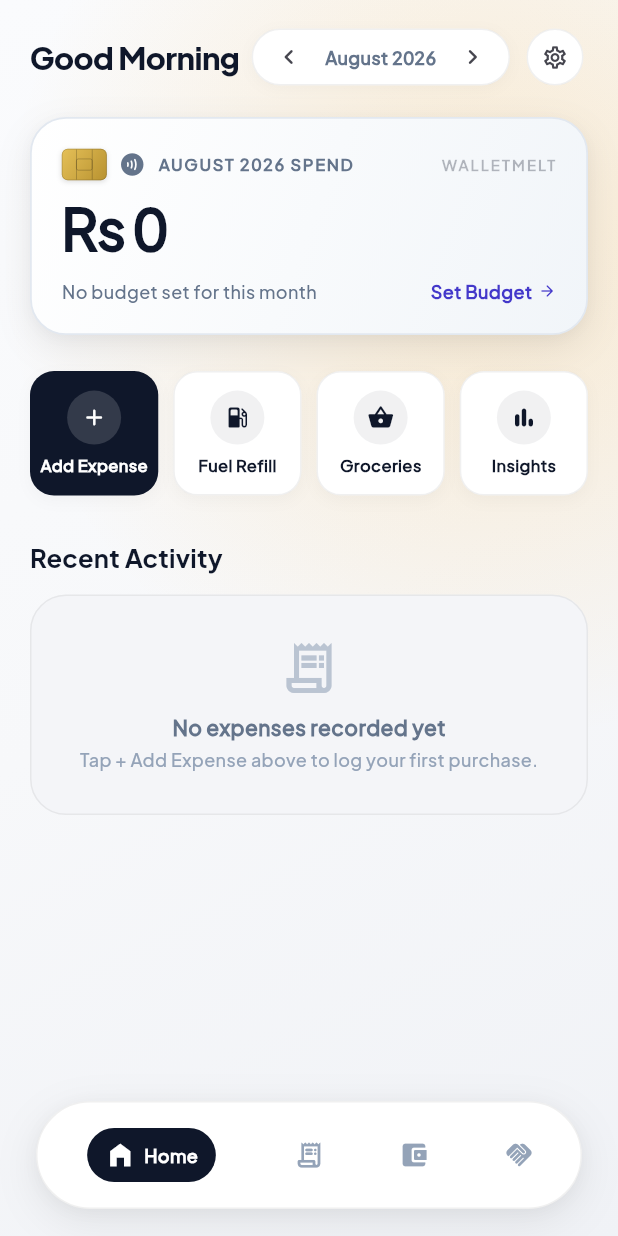
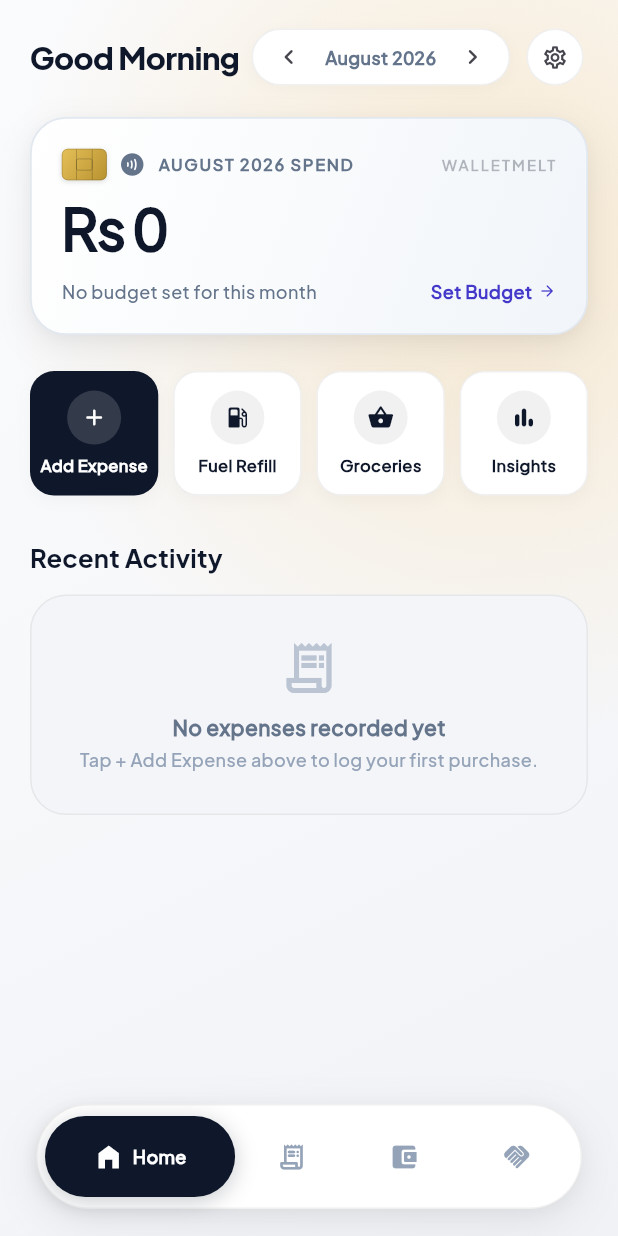
Before and after one commit to muneeb2004/WalletMelt, a Flutter app: the screen it shows after launch, after a tap on "Skip", after a tap on "Start Tracking", on a phone screen of 412 x 824 dp. Run offline on Flutter 3.47's test engine with Material 3 defaults, Android fonts, the phone set to English and light mode, and no system bars; our stand-ins replace drift, file_picker, flutter_image_compress, flutter_riverpod, flutter_secure_storage, flutter_slidable and 8 more; missing offline and left inert: sqlite3; accounts and stored records are empty; generated files the repository leaves out were written again.

Commit message:
feat(navigation): fluid sliding blob navbar pill & full-width planning hero metric rows

```diff
--- a/lib/src/components/navigation/app_shell.dart
+++ b/lib/src/components/navigation/app_shell.dart
@@ -82,8 +82,8 @@ class _AppShellState extends State<AppShell>
             bottom: 18,
             child: SafeArea(
               child: Container(
-                height: 72,
-                padding: const EdgeInsets.symmetric(horizontal: 6, vertical: 4),
+                height: 70,
+                padding: const EdgeInsets.all(5),
                 decoration: BoxDecoration(
                   color: isDark ? const Color(0xFF0C0E14) : Colors.white,
                   borderRadius: BorderRadius.circular(AppSpacing.radiusPill),
@@ -108,35 +108,7 @@ class _AppShellState extends State<AppShell>
                     ),
                   ],
                 ),
-                child: Row(
-                  mainAxisAlignment: MainAxisAlignment.spaceEvenly,
-                  children: [
-                    _NavItem(
-                      icon: Icons.home_filled,
-                      label: 'Home',
-                      index: 0,
-                      shell: widget.navigationShell,
-                    ),
-                    _NavItem(
-                      icon: Icons.receipt_long_rounded,
-                      label: 'History',
-                      index: 1,
-                      shell: widget.navigationShell,
-                    ),
-                    _NavItem(
-                      icon: Icons.account_balance_wallet_rounded,
-                      label: 'Planning',
-                      index: 2,
-                      shell: widget.navigationShell,
-                    ),
-                    _NavItem(
-                      icon: Icons.handshake_rounded,
-                      label: 'Debts',
-                      index: 3,
-                      shell: widget.navigationShell,
-                    ),
-                  ],
-                ),
+                child: _FluidBlobNavBar(shell: widget.navigationShell),
               ),
             ),
           ),
@@ -411,35 +383,76 @@ class _AppFloatingActionButtonState extends State<_AppFloatingActionButton> {
   }
 }
 
-class _NavItem extends StatelessWidget {
-  const _NavItem({
-    required this.icon,
-    required this.label,
-    required this.index,
+class _FluidBlobNavBar extends StatelessWidget {
+  const _FluidBlobNavBar({
     required this.shell,
   });
 
-  final IconData icon;
-  final String label;
-  final int index;
   final StatefulNavigationShell shell;
+
+  static const _items = [
+    (icon: Icons.home_filled, label: 'Home'),
+    (icon: Icons.receipt_long_rounded, label: 'History'),
+    (icon: Icons.account_balance_wallet_rounded, label: 'Planning'),
+    (icon: Icons.handshake_rounded, label: 'Debts'),
+  ];
 
   @override
   Widget build(BuildContext context) {
-    final active = shell.currentIndex == index;
-    final theme = Theme.of(context);
-    final isDark = theme.brightness == Brightness.dark;
+    final isDark = Theme.of(context).brightness == Brightness.dark;
+    final currentIndex = shell.currentIndex;
+    final activeBgColor = isDark ? WalletMeltColors.brand : WalletMeltColors.textPrimary;
+    final activeTextColor = isDark ? Colors.black : Colors.white;
+    final inactiveColor = isDark ? const Color(0xFF64748B) : const Color(0xFF94A3B8);
 
-    final activeIconColor = isDark ? Colors.black : Colors.white;
-    final activeBgColor = isDark ? WalletMeltColors.brand : WalletMeltColors.textPrimary;
-    final inactiveIconColor = isDark ? const Color(0xFF64748B) : const Color(0xFF94A3B8);
+    return LayoutBuilder(
+      builder: (context, constraints) {
+        final totalWidth = constraints.maxWidth;
+        final activeWidth = (totalWidth * 0.36).clamp(90.0, 130.0);
+        final inactiveWidth = (totalWidth - activeWidth) / (_items.length - 1);
+        final pillLeft = currentIndex * inactiveWidth;
 
-    return Expanded(
-      flex: active ? 4 : 2,
+        return Stack(
+          alignment: Alignment.centerLeft,
+          children: [
+            // ── Single Fluid Sliding Blob Pill ────────────────────────────
+            AnimatedPositioned(
+              duration: const Duration(milliseconds: 320),
+              curve: Curves.easeOutCubic,
+              left: pillLeft,
+              top: 2,
+              bottom: 2,
+              width: activeWidth,
+              child: Container(
+                decoration: BoxDecoration(
+                  color: activeBgColor,
+                  borderRadius: BorderRadius.circular(AppSpacing.radiusPill),
+                  boxShadow: [
+                    BoxShadow(
+                      color: activeBgColor.withValues(alpha: isDark ? 0.35 : 0.22),
+                      blurRadius: 12,
+                      offset: const Offset(0, 3),
+                    ),
+                  ],
+                ),
+              ),
+            ),
+
+            // ── Interactive Tab Slots ─────────────────────────────────────
+            Row(
+              children: List.generate(_items.length, (index) {
+                final active = index == currentIndex;
+                final item = _items[index];
+
+                return AnimatedContainer(
+                  duration: const Duration(milliseconds: 320),
+                  curve: Curves.easeOutCubic,
+                  width: active ? activeWidth : inactiveWidth,
+                  height: double.infinity,
                   child: Semantics(
                     button: true,
                     selected: active,
-        label: label,
+                    label: item.label,
                     child: GestureDetector(
                       behavior: HitTestBehavior.opaque,
                       onTap: () {
@@ -447,27 +460,14 @@ class _NavItem extends StatelessWidget {
                         shell.goBranch(index, initialLocation: index == shell.currentIndex);
                       },
                       child: Container(
-            height: double.infinity,
                         alignment: Alignment.center,
-            child: AnimatedContainer(
-              duration: AppMotion.medium,
-              curve: AppMotion.standard,
-              padding: EdgeInsets.symmetric(
-                horizontal: active ? 12 : 8,
-                vertical: 8,
-              ),
-              decoration: BoxDecoration(
-                color: active ? activeBgColor : Colors.transparent,
-                borderRadius: BorderRadius.circular(AppSpacing.radiusPill),
-              ),
-              clipBehavior: Clip.antiAlias,
                         child: Row(
                           mainAxisSize: MainAxisSize.min,
                           mainAxisAlignment: MainAxisAlignment.center,
                           children: [
                             Icon(
-                    icon,
-                    color: active ? activeIconColor : inactiveIconColor,
+                              item.icon,
+                              color: active ? activeTextColor : inactiveColor,
                               size: 20,
                             ),
                             if (active) ...[
@@ -476,14 +476,14 @@ class _NavItem extends StatelessWidget {
                                 child: FittedBox(
                                   fit: BoxFit.scaleDown,
                                   child: Text(
-                          label,
+                                    item.label,
                                     maxLines: 1,
                                     softWrap: false,
                                     style: TextStyle(
                                       fontFamily: 'PlusJakartaSans',
                                       fontSize: 12,
                                       fontWeight: FontWeight.w800,
-                            color: activeIconColor,
+                                      color: activeTextColor,
                                       letterSpacing: 0.2,
                                     ),
                                   ),
@@ -495,7 +495,12 @@ class _NavItem extends StatelessWidget {
                       ),
                     ),
                   ),
+                );
+              }),
             ),
+          ],
+        );
+      },
     );
   }
 }
```
Also changed, not shown: lib/src/screens/budget/budget_screen.dart (+98 -13 lines), 4 other files. Lines whose indentation alone changed are shown as unchanged.
